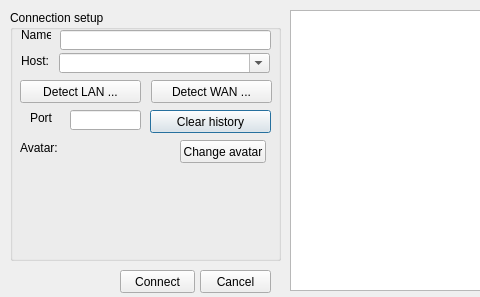
Qt form src/connectiondialog.ui (Mogara/QSanguosha) before a commit; both pictures show x 0 to 480 and y 0 to 297 of the 826 by 297 pixel window.
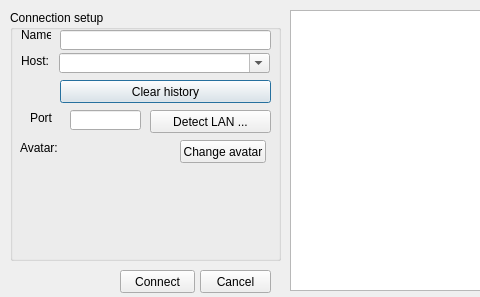
The same form after that commit.

Patch:
```diff
--- a/src/connectiondialog.ui
+++ b/src/connectiondialog.ui
@@ -83,9 +83,9 @@
    <widget class="QPushButton" name="clearHistoryButton">
     <property name="geometry">
      <rect>
-      <x>140</x>
-      <y>100</y>
-      <width>121</width>
+      <x>50</x>
+      <y>70</y>
+      <width>211</width>
       <height>23</height>
      </rect>
     </property>
@@ -164,24 +164,11 @@
      <string>Change avatar</string>
     </property>
    </widget>
-   <widget class="QPushButton" name="detectWANButton">
-    <property name="geometry">
-     <rect>
-      <x>141</x>
-      <y>70</y>
-      <width>121</width>
-      <height>23</height>
-     </rect>
-    </property>
-    <property name="text">
-     <string>Detect WAN ...</string>
-    </property>
-   </widget>
    <widget class="QPushButton" name="detectLANButton">
     <property name="geometry">
      <rect>
-      <x>10</x>
-      <y>70</y>
+      <x>140</x>
+      <y>100</y>
       <width>121</width>
       <height>23</height>
      </rect>
```
